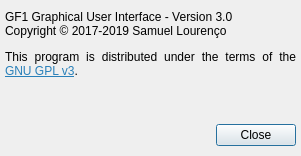
Old version of the form src/about.ui in the repository bloguetronica/gf1-gui.
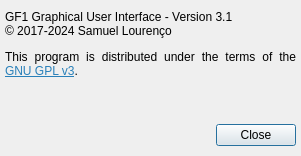
New version of the form. Icons and pictures are not drawn.

```diff
--- a/src/about.ui
+++ b/src/about.ui
@@ -49,7 +49,7 @@
     </rect>
    </property>
    <property name="text">
-    <string>&lt;html&gt;&lt;head/&gt;&lt;body&gt;&lt;p&gt;GF1 Graphical User Interface - Version 3.0&lt;br/&gt;Copyright © 2017-2019 Samuel Lourenço&lt;/p&gt;&lt;p&gt;This program is distributed under the terms of the &lt;a href=&quot;http://www.gnu.org/licenses/gpl-3.0-standalone.html&quot;&gt;&lt;span style=&quot; text-decoration: underline; color:#2980b9;&quot;&gt;GNU GPL v3&lt;/span&gt;&lt;/a&gt;.&lt;/p&gt;&lt;/body&gt;&lt;/html&gt;</string>
+    <string>&lt;html&gt;&lt;head/&gt;&lt;body&gt;&lt;p&gt;GF1 Graphical User Interface - Version 3.1&lt;br/&gt;© 2017-2024 Samuel Lourenço&lt;/p&gt;&lt;p&gt;This program is distributed under the terms of the &lt;a href=&quot;http://www.gnu.org/licenses/gpl-3.0-standalone.html&quot;&gt;&lt;span style=&quot; text-decoration: underline; color:#2980b9;&quot;&gt;GNU GPL v3&lt;/span&gt;&lt;/a&gt;.&lt;/p&gt;&lt;/body&gt;&lt;/html&gt;</string>
    </property>
    <property name="alignment">
     <set>Qt::AlignJustify|Qt::AlignTop</set>
```
